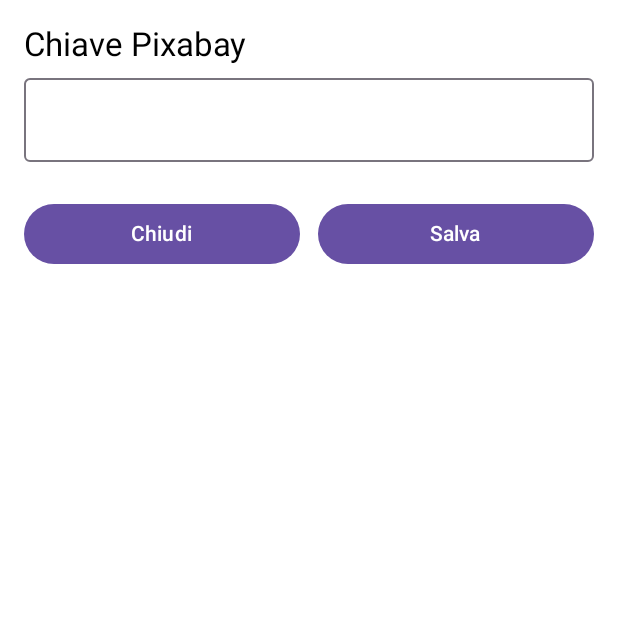
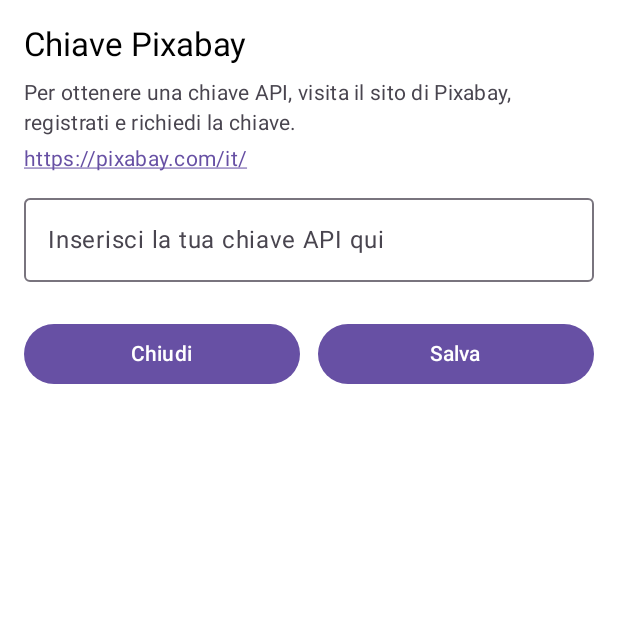
Before and after one commit to MicheleLopsDev/MBI, an Android app built with Jetpack Compose: the SettingsActivity screen opened directly, with no data from a screen before it, on a phone screen of 412 x 824 dp, the top half of it. Run offline under Robolectric (Android 15) with nearby library versions, the phone set to English and light mode, and no system bars; libraries missing offline, so code that uses them is left out: com.google.accompanist.themeadapter; missing, so only their content is drawn: Mdc3Theme.

Commit message:
Aggiunte istruzioni per la registrazione su pixbay e sistemato problema con il tema
Signed-off-by: Michele <sentieroluminoso@gmail.com>

```diff
--- a/app/src/main/java/io/github/luposolitario/mbi/MainActivity.kt
+++ b/app/src/main/java/io/github/luposolitario/mbi/MainActivity.kt
@@ -131,7 +131,7 @@
         // --- Setup Tema e ViewModel ---
         val sharedPref = getSharedPreferences("AppPreferences", MODE_PRIVATE) // [Source 7]
         val themePref = sharedPref.getString("selected_theme", "light")
-        if (themePref == "dark") {
+        if (!themePref.equals("dark")) {
             setTheme(R.style.Theme_MBI)
         } else {
             setTheme(R.style.Theme_MBI_Dark) // [Source 8]
--- a/app/src/main/java/io/github/luposolitario/mbi/util/SettingsActivity.kt
+++ b/app/src/main/java/io/github/luposolitario/mbi/util/SettingsActivity.kt
@@ -7,6 +7,7 @@
 import androidx.activity.ComponentActivity
 import androidx.activity.compose.setContent
 import androidx.annotation.StyleRes
+import androidx.compose.foundation.clickable
 import androidx.compose.foundation.layout.Arrangement
 import androidx.compose.foundation.layout.Column
 import androidx.compose.foundation.layout.Row
@@ -26,6 +27,11 @@
 import androidx.compose.runtime.remember
 import androidx.compose.ui.Modifier
 import androidx.compose.ui.platform.LocalContext
+import androidx.compose.ui.platform.LocalUriHandler
+import androidx.compose.ui.text.SpanStyle
+import androidx.compose.ui.text.buildAnnotatedString
+import androidx.compose.ui.text.style.TextDecoration
+import androidx.compose.ui.text.withStyle
 import androidx.compose.ui.tooling.preview.Preview
 import androidx.compose.ui.unit.dp
 import androidx.core.content.edit
@@ -43,24 +49,24 @@
 class SettingsActivity : ComponentActivity() {
     override fun onCreate(savedInstanceState: Bundle?) {
 
-        val sharedPref = getSharedPreferences("AppPreferences", MODE_PRIVATE) // [Source 7]
+        val sharedPref = getSharedPreferences("AppPreferences", MODE_PRIVATE)
         val themePref = sharedPref.getString("selected_theme", "light")
         var darkMode = false
 
-        if (themePref == "dark") {
+        if (themePref.equals("dark")) {
             setTheme(R.style.Theme_MBI_Dark)
             darkMode = true
         } else {
-            setTheme(R.style.Theme_MBI) // [Source 8]
+            setTheme(R.style.Theme_MBI)
         }
 
         super.onCreate(savedInstanceState)
         setContent {
-            MBITheme(useDarkTheme = darkMode) {       // composable custom
+            MBITheme(useDarkTheme = darkMode) {
                 SettingsScreen(
-                    onSave = {            // ⬅️ definisci cosa succede dopo il Salva
-                        setResult(RESULT_OK)   // facoltativo: segnala “operazione riuscita”
-                        finish()               // chiudi l’Activity → torni alla Main
+                    onSave = {
+                        setResult(RESULT_OK)
+                        finish()
                     }
                 )
             }
@@ -101,14 +107,14 @@
 @Composable
 fun SettingsPreviewLight() {
     XmlTheme(R.style.Theme_MBI) {
-        PreviewContent()         // composable wrapper senza parametri (vedi sotto)
+        PreviewContent()
     }
 }
 
 @Preview(
     name = "Settings • Dark",
     showBackground = true,
-    backgroundColor = 0xFF000000,      // ← FF (opaco) + 000000 (nero)
+    backgroundColor = 0xFF000000,
     uiMode = Configuration.UI_MODE_NIGHT_YES,
     showSystemUi = true
 )
@@ -143,7 +149,8 @@
     viewModel: SettingsViewModel = viewModel(factory = SettingsViewModelFactory(LocalContext.current))
 ) {
     val key by viewModel.apiKey.collectAsState()
-    // val activity = LocalActivity.current as? Activity     // ⬅️ reference
+    val uriHandler = LocalUriHandler.current // Ottieni l'handler per gestire gli URI
+
     Column(
         Modifier
             .fillMaxWidth()
@@ -154,10 +161,45 @@
         Text("Chiave Pixabay", style = MaterialTheme.typography.titleLarge)
         Spacer(Modifier.height(8.dp))
 
+        // Testo esplicativo per l'utente
+        Text(
+            text = "Per ottenere una chiave API, visita il sito di Pixabay, registrati e richiedi la chiave.",
+            style = MaterialTheme.typography.bodyMedium,
+            color = MaterialTheme.colorScheme.onSurfaceVariant
+        )
+        Spacer(Modifier.height(4.dp)) // Piccolo spazio tra testo e link
+
+        // Testo che funge da link
+        val pixabayLink = "https://pixabay.com/it/"
+        val annotatedLinkString = buildAnnotatedString {
+            withStyle(
+                style = SpanStyle(
+                    color = MaterialTheme.colorScheme.primary,
+                    textDecoration = TextDecoration.Underline
+                )
+            ) {
+                append(pixabayLink)
+            }
+            // Puoi aggiungere un Tag per il link se necessario per accessibilità o altri scopi, ma per aprire un URL diretto LocalUriHandler non ne ha bisogno.
+            // addStringAnnotation(tag = "URL", annotation = pixabayLink, start = 0, end = pixabayLink.length)
+        }
+
+        Text(
+            text = annotatedLinkString,
+            style = MaterialTheme.typography.bodyMedium,
+            modifier = Modifier.clickable {
+                // Gestisci il click per aprire il link nel browser
+                uriHandler.openUri(pixabayLink)
+            }
+        )
+
+        Spacer(Modifier.height(8.dp)) // Spazio dopo il link e prima del campo di input
+
         OutlinedTextField(
             value = key,
             onValueChange = viewModel::onKeyChange,
             singleLine = true,
+            label = { Text("Inserisci la tua chiave API qui") }, // Puoi aggiungere una label per maggiore chiarezza
             modifier = Modifier.fillMaxWidth()
         )
 
@@ -171,10 +213,10 @@
 
             Button(
                 onClick = {
-                    onSave()           // 2️⃣ delega l’azione di uscita al caller
+                    onSave()
                 },
                 modifier = Modifier
-                    .weight(1f)              // 50 % larghezza
+                    .weight(1f)
                     .fillMaxWidth()
             ) {
                 Text("Chiudi")
@@ -183,11 +225,11 @@
 
             Button(
                 onClick = {
-                    viewModel.save()   // 1️⃣ salva la preferenza
-                    onSave()           // 2️⃣ delega l’azione di uscita al caller
+                    viewModel.save()
+                    onSave()
                 },
                 modifier = Modifier
-                    .weight(1f)              // 50 % larghezza
+                    .weight(1f)
                     .fillMaxWidth()
             ) {
                 Text("Salva")
@@ -212,6 +254,6 @@
     }
 
     CompositionLocalProvider(LocalContext provides themedCtx) {
-        Mdc3Theme { content() }   // ⬅️ adapter per Material 3
+        Mdc3Theme { content() }
     }
 }
```
